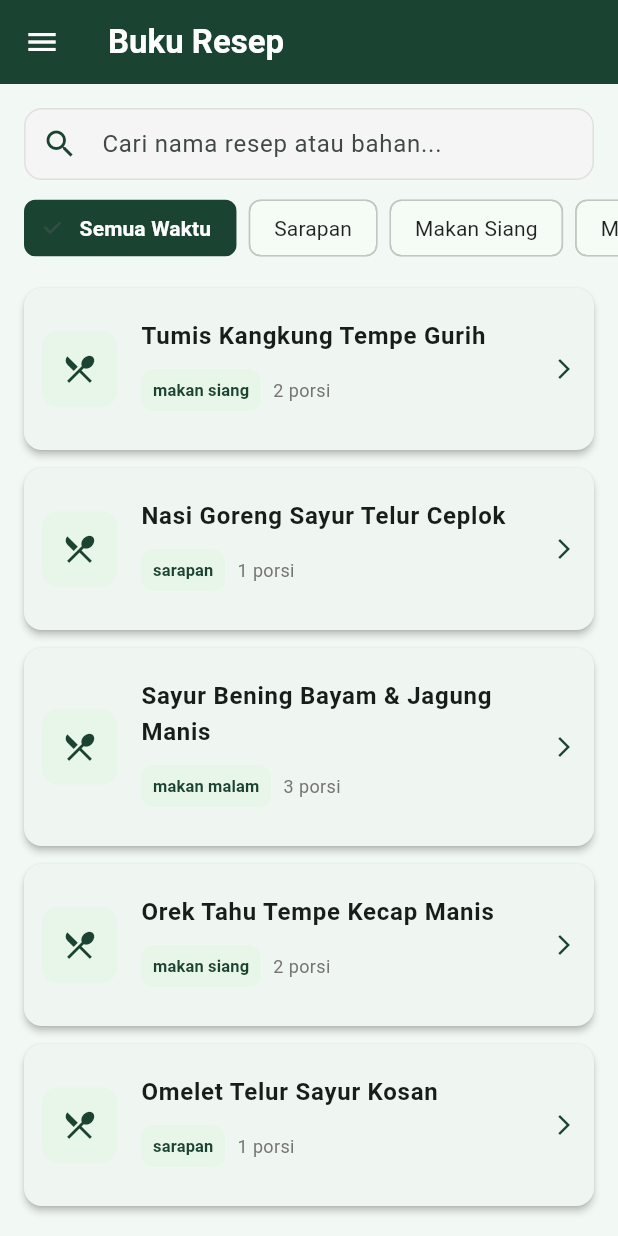
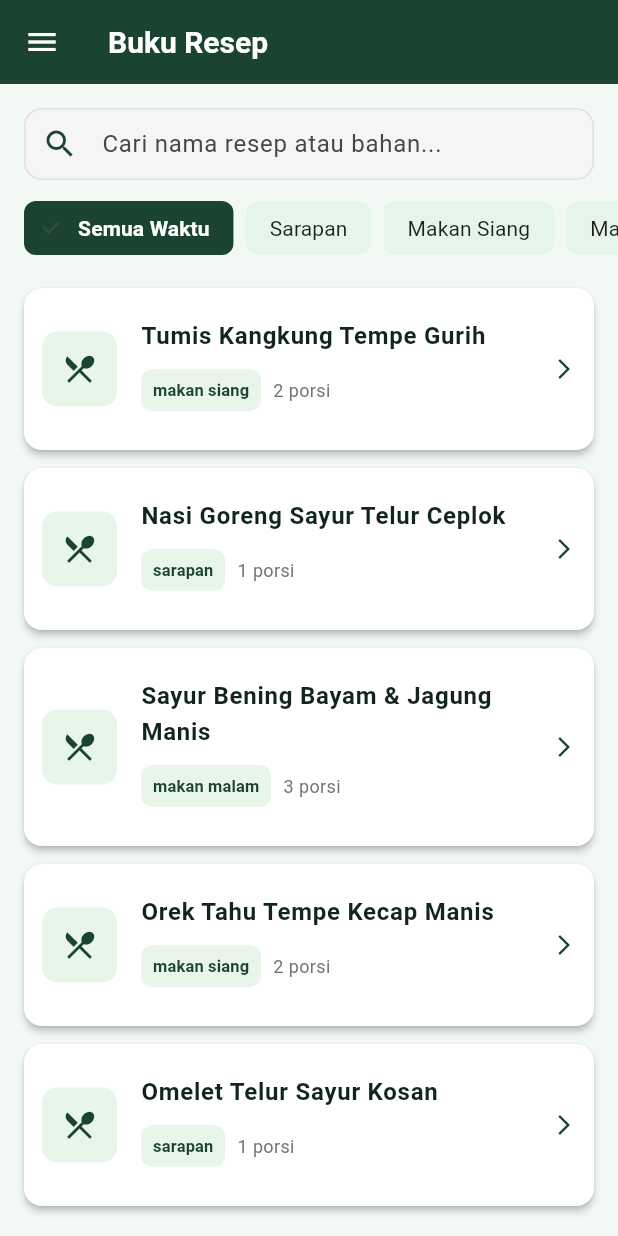
Before and after one commit to PBPUY-11-C/TAKARKUY-APK, a Flutter app: the screen it shows after launch, in the side drawer, after a tap on "Resep", on a phone screen of 412 x 824 dp. Run offline on Flutter 3.47's test engine with Material 3 defaults, Android fonts, the phone set to English and light mode, and no system bars; our stand-ins replace go_router.

Commit message:
feat: tema bersama AppTheme dan routing go_router dengan transisi halaman

```diff
--- a/lib/app/menu_page.dart
+++ b/lib/app/menu_page.dart
@@ -1,30 +1,18 @@
 import 'package:flutter/material.dart';
+import 'package:go_router/go_router.dart';
 
-import 'package:takarkuy_apk/features/akun/screens/akun_page.dart';
-import 'package:takarkuy_apk/features/dashboard/screens/dashboard_screen.dart';
-import 'package:takarkuy_apk/features/pantry/pantry_page.dart';
-import 'package:takarkuy_apk/features/planner/planner_page.dart';
-import 'package:takarkuy_apk/features/recipe_book/screens/recipe_list_page.dart';
+import 'package:takarkuy_apk/core/router/app_router.dart';
+import 'package:takarkuy_apk/core/theme/app_colors.dart';
 import 'package:takarkuy_apk/core/widgets/left_drawer.dart';
 
-/// Warna dari design system web (static/takarkuy/base.css).
-class TakarKuyColors {
-  static const green = Color(0xFF0F3D2E);
-  static const lime = Color(0xFFD4F45A);
-  static const line = Color(0xFFB8DCC7);
-  static const ink = Color(0xFF10251C);
-  static const muted = Color(0xFF5A6F64);
-  static const canvas = Color(0xFFF2F8F4);
-}
-
-/// Satu tombol modul di halaman awal beserta halaman yang dibukanya.
+/// Satu tombol modul di halaman awal beserta rute halaman yang dibukanya.
 class ModuleItem {
-  const ModuleItem(this.name, this.description, this.icon, this.page);
+  const ModuleItem(this.name, this.description, this.icon, this.route);
 
   final String name;
   final String description;
   final IconData icon;
-  final Widget page;
+  final String route;
 }
 
 /// Halaman awal aplikasi: header TAKARKUY dan kartu menuju kelima modul.
@@ -32,12 +20,12 @@ class MenuPage extends StatelessWidget {
   const MenuPage({super.key});
 
   static const modules = [
-    ModuleItem('Planner', 'Susun menu sesuai budget', Icons.calculate_outlined, PlannerPage()),
-    ModuleItem('Pantry', 'Catat stok bahan di dapur', Icons.kitchen_outlined, PantryPage()),
-    ModuleItem('Resep', 'Cari resep dan mulai masak', Icons.menu_book_outlined, RecipeListPage()),
+    ModuleItem('Planner', 'Susun menu sesuai budget', Icons.calculate_outlined, AppRoutes.planner),
+    ModuleItem('Pantry', 'Catat stok bahan di dapur', Icons.kitchen_outlined, AppRoutes.pantry),
+    ModuleItem('Resep', 'Cari resep dan mulai masak', Icons.menu_book_outlined, AppRoutes.resep),
     ModuleItem('Dashboard', 'Ringkasan menu hari ini', Icons.space_dashboard_outlined,
-        DashboardScreen()),
-    ModuleItem('Akun', 'Masuk atau daftar akun', Icons.person_outline, AkunPage()),
+        AppRoutes.dashboard),
+    ModuleItem('Akun', 'Masuk atau daftar akun', Icons.person_outline, AppRoutes.login),
   ];
 
   @override
@@ -78,7 +66,7 @@ class _Header extends StatelessWidget {
   Widget build(BuildContext context) {
     return Container(
       decoration: const BoxDecoration(
-        color: TakarKuyColors.green,
+        color: AppColors.green,
         borderRadius: BorderRadius.vertical(bottom: Radius.circular(28)),
       ),
       clipBehavior: Clip.antiAlias,
@@ -143,7 +131,7 @@ class _Blob extends StatelessWidget {
       width: size,
       height: size,
       decoration: BoxDecoration(
-        color: TakarKuyColors.lime.withValues(alpha: opacity),
+        color: AppColors.lime.withValues(alpha: opacity),
         shape: BoxShape.circle,
       ),
     );
@@ -164,7 +152,7 @@ class _ModuleCardState extends State<ModuleCard> {
   bool _pressed = false;
 
   void _open() {
-    Navigator.push(context, MaterialPageRoute(builder: (_) => widget.item.page));
+    context.push(widget.item.route);
   }
 
   @override
@@ -178,7 +166,7 @@ class _ModuleCardState extends State<ModuleCard> {
         color: Colors.white,
         shape: RoundedRectangleBorder(
           borderRadius: BorderRadius.circular(18),
-          side: const BorderSide(color: TakarKuyColors.line),
+          side: const BorderSide(color: AppColors.line),
         ),
         clipBehavior: Clip.antiAlias,
         child: InkWell(
@@ -193,16 +181,16 @@ class _ModuleCardState extends State<ModuleCard> {
                   width: 52,
                   height: 52,
                   decoration: BoxDecoration(
-                    color: TakarKuyColors.lime,
+                    color: AppColors.lime,
                     borderRadius: BorderRadius.circular(16),
                   ),
-                  child: Icon(item.icon, color: TakarKuyColors.green, size: 28),
+                  child: Icon(item.icon, color: AppColors.green, size: 28),
                 ),
                 const Spacer(),
                 Text(
                   item.name,
                   style: Theme.of(context).textTheme.titleMedium?.copyWith(
-                        color: TakarKuyColors.ink,
+                        color: AppColors.ink,
                         fontWeight: FontWeight.w700,
                       ),
                 ),
@@ -214,7 +202,7 @@ class _ModuleCardState extends State<ModuleCard> {
                   style: Theme.of(context)
                       .textTheme
                       .bodySmall
-                      ?.copyWith(color: TakarKuyColors.muted),
+                      ?.copyWith(color: AppColors.muted),
                 ),
               ],
             ),
--- /dev/null
+++ b/lib/core/router/app_router.dart
@@ -0,0 +1,60 @@
+import 'package:flutter/material.dart';
+import 'package:go_router/go_router.dart';
+
+import 'package:takarkuy_apk/app/menu_page.dart';
+import 'package:takarkuy_apk/features/akun/screens/akun_page.dart';
+import 'package:takarkuy_apk/features/akun/screens/signup_page.dart';
+import 'package:takarkuy_apk/features/dashboard/screens/dashboard_screen.dart';
+import 'package:takarkuy_apk/features/pantry/pantry_page.dart';
+import 'package:takarkuy_apk/features/planner/planner_page.dart';
+import 'package:takarkuy_apk/features/recipe_book/screens/recipe_list_page.dart';
+
+/// Alamat setiap halaman utama; modul memakai konstanta ini, bukan menulis string sendiri.
+abstract final class AppRoutes {
+  static const home = '/';
+  static const planner = '/planner';
+  static const pantry = '/pantry';
+  static const resep = '/resep';
+  static const dashboard = '/dashboard';
+  static const login = '/login';
+  static const signup = '/signup';
+
+  static const transitionDuration = Duration(milliseconds: 260);
+}
+
+/// Membuat router aplikasi; dipanggil sekali di akar aplikasi.
+GoRouter createAppRouter() => GoRouter(
+      routes: [
+        _route(AppRoutes.home, const MenuPage()),
+        _route(AppRoutes.planner, const PlannerPage()),
+        _route(AppRoutes.pantry, const PantryPage()),
+        _route(AppRoutes.resep, const RecipeListPage()),
+        _route(AppRoutes.dashboard, const DashboardScreen()),
+        _route(AppRoutes.login, const AkunPage()),
+        _route(AppRoutes.signup, const SignupPage()),
+      ],
+    );
+
+/// Rute dengan transisi bersama: halaman baru memudar sambil sedikit naik.
+GoRoute _route(String path, Widget page) => GoRoute(
+      path: path,
+      pageBuilder: (context, state) => CustomTransitionPage<void>(
+        key: state.pageKey,
+        name: path,
+        // `extra` diteruskan sebagai arguments agar ModalRoute.settings.arguments tetap terbaca.
+        arguments: state.extra,
+        transitionDuration: AppRoutes.transitionDuration,
+        reverseTransitionDuration: AppRoutes.transitionDuration,
+        child: page,
+        transitionsBuilder: (context, animation, secondaryAnimation, child) {
+          final curved = CurvedAnimation(parent: animation, curve: Curves.easeOutCubic);
+          return FadeTransition(
+            opacity: curved,
+            child: SlideTransition(
+              position: Tween(begin: const Offset(0, 0.04), end: Offset.zero).animate(curved),
+              child: child,
+            ),
+          );
+        },
+      ),
+    );
--- /dev/null
+++ b/lib/core/theme/app_colors.dart
@@ -0,0 +1,20 @@
+import 'package:flutter/material.dart';
+
+/// Palet bersama TAKARKUY, disamakan dengan design system web (static/takarkuy/base.css).
+/// Semua modul memakai warna dari sini, bukan menulis kode warna sendiri.
+abstract final class AppColors {
+  static const green = Color(0xFF0F3D2E);
+  static const greenMid = Color(0xFF15503C);
+  static const lime = Color(0xFFD4F45A);
+  static const soft = Color(0xFFE6F5EC);
+  static const line = Color(0xFFB8DCC7);
+  static const border = Color(0xFFDCEBE2);
+  static const canvas = Color(0xFFF2F8F4);
+  static const surface = Color(0xFFFFFFFF);
+  static const ink = Color(0xFF10251C);
+  static const muted = Color(0xFF5A6F64);
+  static const warn = Color(0xFF8A4B0F);
+  static const warnSoft = Color(0xFFFFF3E0);
+  static const danger = Color(0xFFB42318);
+  static const dangerSoft = Color(0xFFFDECEA);
+}
--- /dev/null
+++ b/lib/core/theme/app_theme.dart
@@ -0,0 +1,82 @@
+import 'package:flutter/material.dart';
+
+import 'app_colors.dart';
+
+/// Tema dasar seluruh aplikasi: AppBar, tombol, input, kartu, chip, dan SnackBar langsung
+/// berwarna TAKARKUY tanpa perlu diatur ulang di tiap modul.
+abstract final class AppTheme {
+  static final ThemeData light = _build();
+
+  static ThemeData _build() {
+    final scheme = ColorScheme.fromSeed(
+      seedColor: AppColors.green,
+      primary: AppColors.green,
+      onPrimary: Colors.white,
+      secondary: AppColors.lime,
+      onSecondary: AppColors.green,
+      surface: AppColors.surface,
+      onSurface: AppColors.ink,
+      error: AppColors.danger,
+    );
+    final rounded = RoundedRectangleBorder(borderRadius: BorderRadius.circular(14));
+    return ThemeData(
+      colorScheme: scheme,
+      scaffoldBackgroundColor: AppColors.canvas,
+      appBarTheme: const AppBarTheme(
+        backgroundColor: AppColors.green,
+        foregroundColor: Colors.white,
+        centerTitle: false,
+        titleTextStyle: TextStyle(fontSize: 20, fontWeight: FontWeight.w700, color: Colors.white),
+      ),
+      filledButtonTheme: FilledButtonThemeData(
+        style: FilledButton.styleFrom(minimumSize: const Size(64, 48), shape: rounded),
+      ),
+      elevatedButtonTheme: ElevatedButtonThemeData(
+        style: ElevatedButton.styleFrom(
+          backgroundColor: AppColors.green,
+          foregroundColor: Colors.white,
+          minimumSize: const Size(64, 48),
+          shape: rounded,
+        ),
+      ),
+      outlinedButtonTheme: OutlinedButtonThemeData(
+        style: OutlinedButton.styleFrom(
+          foregroundColor: AppColors.green,
+          side: const BorderSide(color: AppColors.line),
+          minimumSize: const Size(64, 48),
+          shape: rounded,
+        ),
+      ),
+      inputDecorationTheme: InputDecorationTheme(
+        filled: true,
+        fillColor: AppColors.surface,
+        border: OutlineInputBorder(
+          borderRadius: BorderRadius.circular(12),
+          borderSide: const BorderSide(color: AppColors.line),
+        ),
+        enabledBorder: OutlineInputBorder(
+          borderRadius: BorderRadius.circular(12),
+          borderSide: const BorderSide(color: AppColors.line),
+        ),
+        focusedBorder: OutlineInputBorder(
+          borderRadius: BorderRadius.circular(12),
+          borderSide: const BorderSide(color: AppColors.green, width: 2),
+        ),
+      ),
+      cardTheme: CardThemeData(
+        color: AppColors.surface,
+        elevation: 0,
+        shape: RoundedRectangleBorder(
+          borderRadius: BorderRadius.circular(16),
+          side: const BorderSide(color: AppColors.border),
+        ),
+      ),
+      chipTheme: const ChipThemeData(
+        backgroundColor: AppColors.soft,
+        selectedColor: AppColors.lime,
+        side: BorderSide.none,
+      ),
+      snackBarTheme: const SnackBarThemeData(behavior: SnackBarBehavior.floating),
+    );
+  }
+}
--- a/lib/core/widgets/left_drawer.dart
+++ b/lib/core/widgets/left_drawer.dart
@@ -1,37 +1,28 @@
 import 'package:flutter/material.dart';
-import 'package:takarkuy_apk/features/akun/screens/akun_page.dart';
-import 'package:takarkuy_apk/features/dashboard/screens/dashboard_screen.dart';
-import 'package:takarkuy_apk/features/pantry/pantry_page.dart';
-import 'package:takarkuy_apk/features/planner/planner_page.dart';
-import 'package:takarkuy_apk/features/recipe_book/screens/recipe_list_page.dart';
+import 'package:go_router/go_router.dart';
+import 'package:takarkuy_apk/core/router/app_router.dart';
+import 'package:takarkuy_apk/core/theme/app_colors.dart';
 
 /// Drawer navigasi bersama: kembali ke halaman awal atau membuka salah satu dari lima modul.
 class LeftDrawer extends StatelessWidget {
   const LeftDrawer({super.key});
 
-  static const Color darkGreen = Color(0xFF1B4332);
-
-  /// Menutup drawer lalu membuka halaman modul di atas halaman sekarang.
-  static void _open(BuildContext context, Widget page) {
-    Navigator.pop(context);
-    Navigator.push(context, MaterialPageRoute(builder: (_) => page));
-  }
+  static const _modules = <(IconData, String, String)>[
+    (Icons.calendar_month_outlined, 'Smart Meal Planner', AppRoutes.planner),
+    (Icons.kitchen_outlined, 'Smart Pantry', AppRoutes.pantry),
+    (Icons.person_outline, 'Akun & Preferensi', AppRoutes.login),
+    (Icons.menu_book_outlined, 'Buku Resep & Masak', AppRoutes.resep),
+    (Icons.dashboard_outlined, 'Dashboard & Market', AppRoutes.dashboard),
+  ];
 
   @override
   Widget build(BuildContext context) {
-    final modules = <(IconData, String, Widget)>[
-      (Icons.calendar_month_outlined, 'Smart Meal Planner', const PlannerPage()),
-      (Icons.kitchen_outlined, 'Smart Pantry', const PantryPage()),
-      (Icons.person_outline, 'Akun & Preferensi', const AkunPage()),
-      (Icons.menu_book_outlined, 'Buku Resep & Masak', const RecipeListPage()),
-      (Icons.dashboard_outlined, 'Dashboard & Market', const DashboardScreen()),
-    ];
     return Drawer(
       child: ListView(
         children: [
           const DrawerHeader(
             decoration: BoxDecoration(
-              color: darkGreen,
+              color: AppColors.green,
             ),
             child: Column(
               crossAxisAlignment: CrossAxisAlignment.start,
@@ -60,16 +51,19 @@ class LeftDrawer extends StatelessWidget {
             leading: const Icon(Icons.home_outlined),
             title: const Text('Halaman Utama'),
             onTap: () {
-              Navigator.pop(context);
-              Navigator.popUntil(context, (route) => route.isFirst);
+              Scaffold.of(context).closeDrawer();
+              context.go(AppRoutes.home);
             },
           ),
           const Divider(),
-          for (final (icon, title, page) in modules)
+          for (final (icon, title, route) in _modules)
             ListTile(
-              leading: Icon(icon, color: darkGreen),
+              leading: Icon(icon, color: AppColors.green),
               title: Text(title),
-              onTap: () => _open(context, page),
+              onTap: () {
+                Scaffold.of(context).closeDrawer();
+                context.push(route);
+              },
             ),
         ],
       ),
--- a/lib/features/akun/screens/signup_page.dart
+++ b/lib/features/akun/screens/signup_page.dart
@@ -1,4 +1,7 @@
 import 'package:flutter/material.dart';
+
+import 'package:takarkuy_apk/core/router/app_navigation.dart';
+import 'package:takarkuy_apk/core/router/app_router.dart';
 
 import '../signup_validation.dart';
 
@@ -70,7 +73,7 @@ class _SignupPageState extends State<SignupPage> {
         Navigator.canPop(context)) {
       Navigator.pop(context);
     } else {
-      Navigator.pushReplacementNamed(context, '/login');
+      replaceRoute(context, AppRoutes.login);
     }
   }
 
--- a/lib/features/dashboard/screens/dashboard_screen.dart
+++ b/lib/features/dashboard/screens/dashboard_screen.dart
@@ -1,4 +1,6 @@
 import 'package:flutter/material.dart';
+import 'package:takarkuy_apk/core/router/app_navigation.dart';
+import 'package:takarkuy_apk/core/router/app_router.dart';
 import 'package:takarkuy_apk/features/recipe_book/screens/recipe_list_page.dart';
 
 import 'package:takarkuy_apk/features/pantry/pantry_page.dart';
@@ -391,7 +393,7 @@ class _BrandHeader extends StatelessWidget {
         const Spacer(),
         IconButton(
           tooltip: 'MasukKuy',
-          onPressed: () => Navigator.pushNamed(context, '/login'),
+          onPressed: () => openRoute(context, AppRoutes.login),
           icon: const Icon(Icons.person_outline, color: darkGreen),
         ),
       ],
--- a/lib/main.dart
+++ b/lib/main.dart
@@ -1,35 +1,38 @@
 import 'package:flutter/material.dart';
+import 'package:go_router/go_router.dart';
 
-import 'package:takarkuy_apk/features/akun/screens/akun_page.dart';
-import 'package:takarkuy_apk/features/akun/screens/signup_page.dart';
-
-import 'package:takarkuy_apk/app/menu_page.dart';
+import 'package:takarkuy_apk/core/router/app_router.dart';
+import 'package:takarkuy_apk/core/theme/app_theme.dart';
 
 void main() {
   runApp(const TakarKuyApp());
 }
 
-/// Akar aplikasi: tema mengikuti warna hijau versi web agar kedua versi terasa satu produk.
-class TakarKuyApp extends StatelessWidget {
+/// Akar aplikasi: tema bersama dan router dibuat sekali di sini untuk semua modul.
+class TakarKuyApp extends StatefulWidget {
   const TakarKuyApp({super.key});
 
   @override
+  State<TakarKuyApp> createState() => _TakarKuyAppState();
+}
+
+class _TakarKuyAppState extends State<TakarKuyApp> {
+  // Router disimpan di state agar riwayat halaman tidak hilang saat widget dibangun ulang.
+  final GoRouter _router = createAppRouter();
+
+  @override
+  void dispose() {
+    _router.dispose();
+    super.dispose();
+  }
+
+  @override
   Widget build(BuildContext context) {
-    return MaterialApp(
+    return MaterialApp.router(
       title: 'TAKARKUY',
       debugShowCheckedModeBanner: false,
-      theme: ThemeData(
-        colorScheme: ColorScheme.fromSeed(
-          seedColor: TakarKuyColors.green,
-          primary: TakarKuyColors.green,
-        ),
-        scaffoldBackgroundColor: TakarKuyColors.canvas,
-      ),
-      home: const MenuPage(),
-      routes: {
-        '/login': (_) => const AkunPage(),
-        '/signup': (_) => const SignupPage(),
-      },
+      theme: AppTheme.light,
+      routerConfig: _router,
     );
   }
 }
--- a/pubspec.yaml
+++ b/pubspec.yaml
@@ -35,6 +35,7 @@ dependencies:
   # Use with the CupertinoIcons class for iOS style icons.
   cupertino_icons: ^1.0.8
   http: ^1.2.0
+  go_router: ^18.1.4
 
 dev_dependencies:
   flutter_test:
```
Also changed, not shown: lib/core/router/app_navigation.dart (added, +23 -0 lines), lib/features/akun/screens/akun_page.dart (+6 -3 lines), pubspec.lock.
